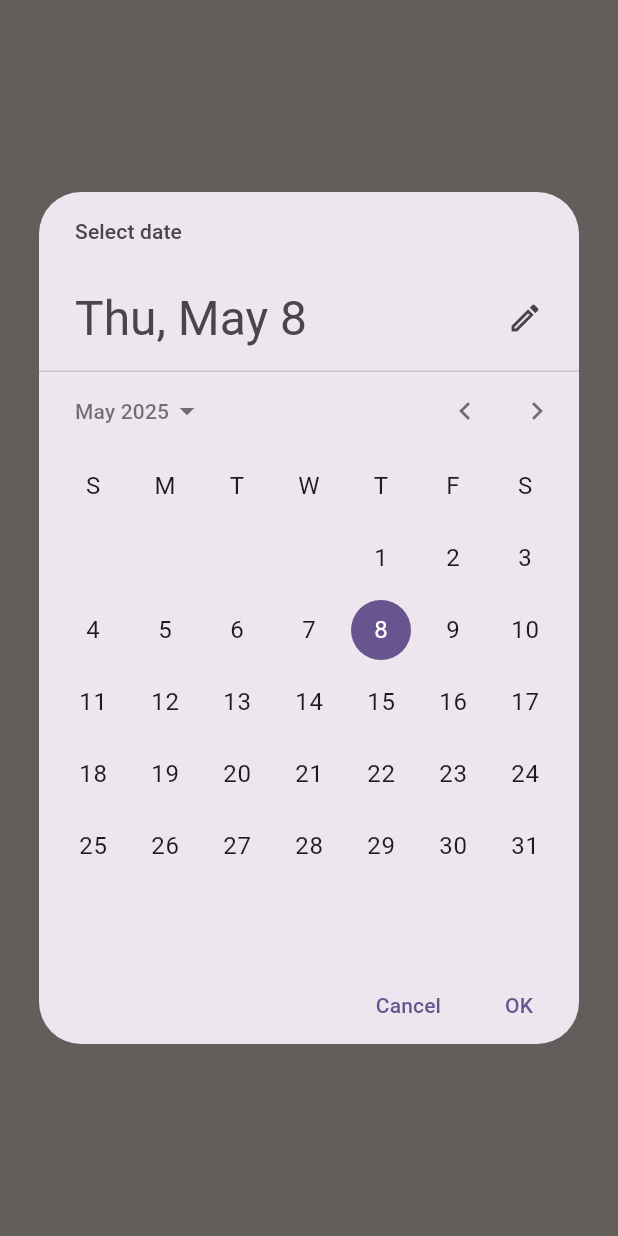
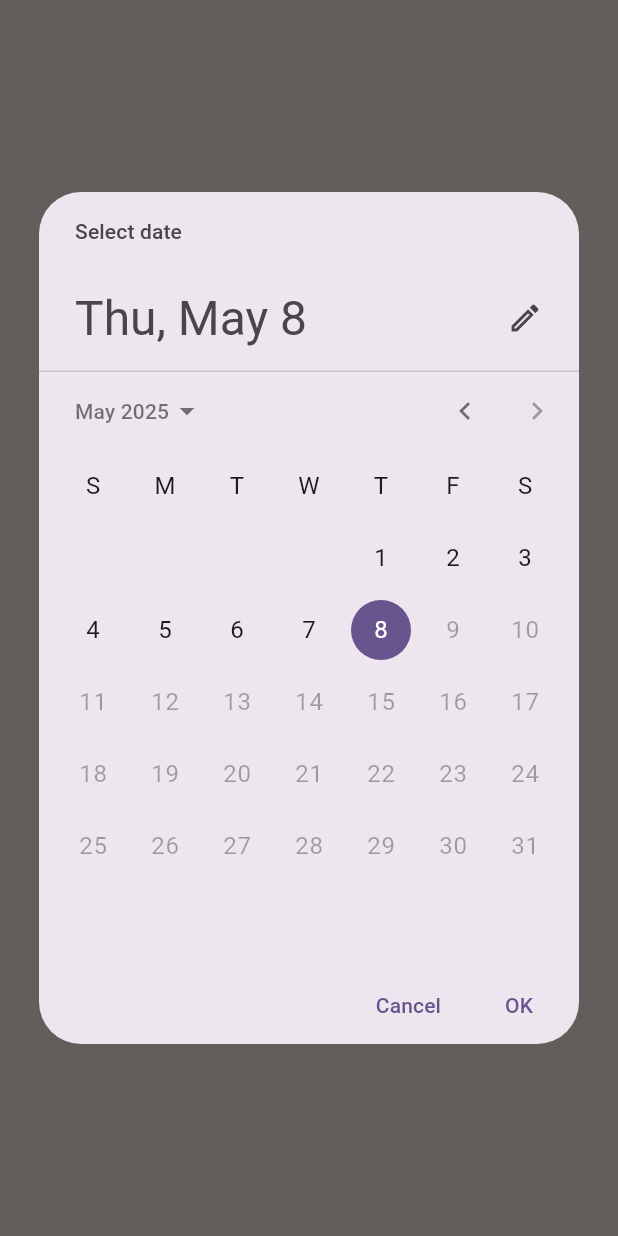
Before and after one commit to ChrisBriant/mydiary_flutter, a Flutter app: the ViewDiaryEntryWidget widget shown alone on an empty page, opened directly with empty values, after a tap on "Edit", after a tap on the "edit" icon, on a phone screen of 412 x 824 dp. Run offline on Flutter 3.47's test engine with Material 3 defaults, Android fonts, the light colour scheme and no system bars; our stand-ins replace numberpicker, sqflite; accounts and stored records are empty; project files that could hold a hidden picture were left out.

Commit message:
Limit the date time selection to not after current date time

```diff
--- a/lib/widgets/viewdiaryentrywidget.dart
+++ b/lib/widgets/viewdiaryentrywidget.dart
@@ -38,6 +38,12 @@ class _ViewDiaryEntryWidgetState extends State<ViewDiaryEntryWidget> {
       selectedTime.minute
     );
     print("SELECTED DATE TO CHANGE IS NOW $newSelectedDate");
+    if(newSelectedDate.isAfter(DateTime.now())) {
+      if(ctx.mounted) {
+        ScaffoldMessenger.of(ctx).showSnackBar(const SnackBar(content: Text("Date and time must be before current date and time.")));
+      }
+      return;
+    }
 
     try{
       DiaryEntry newDiaryEntry = await db.updateDiaryEntryAndDate(entryId,newEntry,newSelectedDate);
@@ -111,7 +117,7 @@ class _ViewDiaryEntryWidgetState extends State<ViewDiaryEntryWidget> {
                         DateTime? newDate = await showDatePicker(
                           context: context,
                                 firstDate: DateTime.now().subtract(const Duration(days:90)),
-                                lastDate: DateTime.now().add(const Duration(days:90)),
+                                lastDate: DateTime.now(),
                                 initialDate: widget.diaryEntry.dateCreated,
                           );
                         if(newDate != null) {
@@ -122,7 +128,7 @@ class _ViewDiaryEntryWidgetState extends State<ViewDiaryEntryWidget> {
 
                       }
                       ,
-                      icon: Icon(Icons.edit)
+                      icon: const Icon(Icons.edit)
                     ),
                     Text(
                       Helpers.getTimeOnlyDisplaySimple(selectedTime),
```
